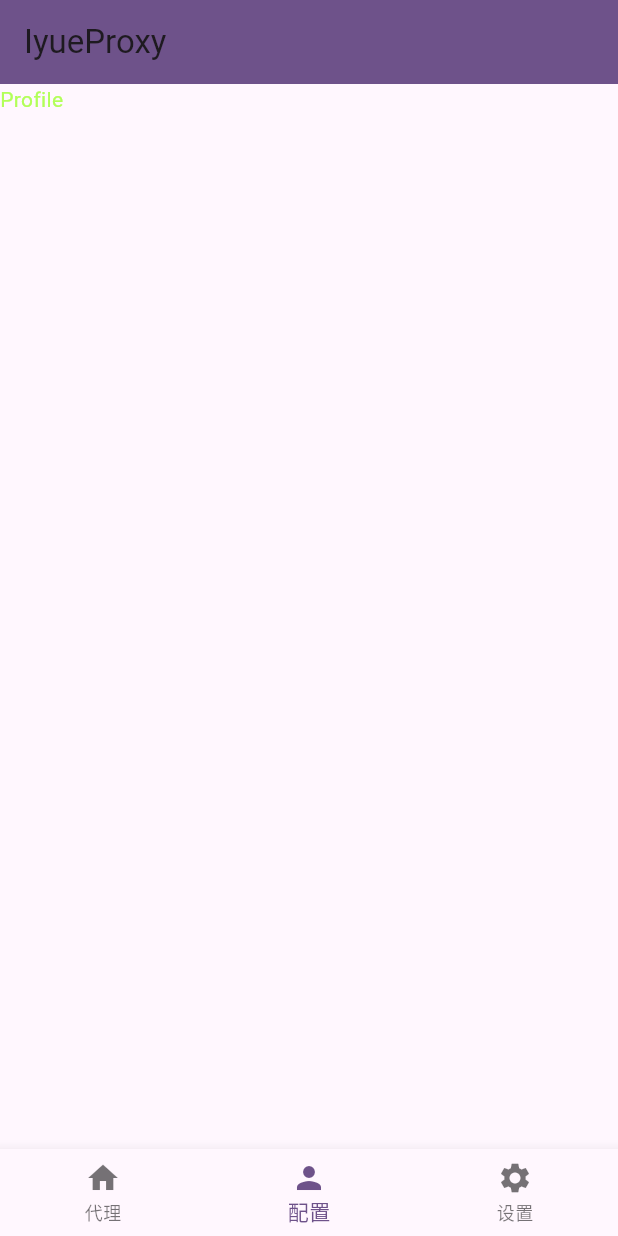
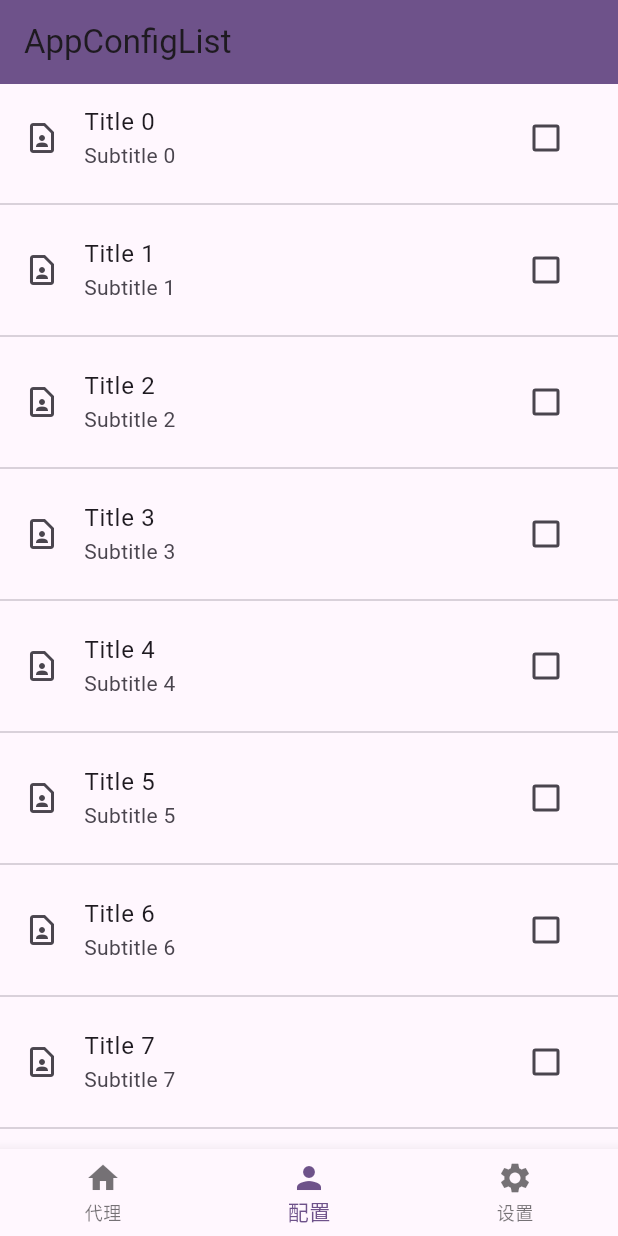
Before and after one commit to ys1231/appproxy, a Flutter app: the screen it shows after launch, item 2 of the bottom bar chosen, on a phone screen of 412 x 824 dp. Run offline on Flutter 3.47's test engine with Material 3 defaults, Android fonts, the phone set to English and light mode, and no system bars.

Commit message:
feat(ui): :lipstick: 更新配置为显示app列表

```diff
--- /dev/null
+++ b/lib/appconfig/appconfig.dart
@@ -0,0 +1,77 @@
+import 'package:flutter/foundation.dart';
+import 'package:flutter/material.dart';
+import 'package:flutter/services.dart';
+
+class AppConfigList extends StatefulWidget {
+  const AppConfigList({super.key, required this.onTitleChange});
+
+  final Function(String) onTitleChange;
+
+  @override
+  State<AppConfigList> createState() => _AppConfigState();
+}
+
+class _AppConfigState extends State<AppConfigList> {
+  final _itemCount = 100;
+  late List<bool> _selectedItems;
+
+  static const platform = MethodChannel('samples.flutter.dev/battery');
+
+  @override
+  void initState() {
+    super.initState();
+    _selectedItems = List.generate(_itemCount, (index) => false);
+  }
+
+  @override
+  Widget build(BuildContext context) {
+    WidgetsBinding.instance.addPostFrameCallback((_) {
+      //   在当前帧构建完成后，调用onTitleChange
+      widget.onTitleChange('AppConfigList');
+    });
+    return RefreshIndicator(
+      onRefresh: () {
+        return Future.delayed(const Duration(seconds: 1), () {
+          if (kDebugMode) {
+            print("onRefresh");
+          }
+        });
+      },
+      child: Scrollbar(
+        child: ListView.separated(
+            itemBuilder: (BuildContext context, int index) {
+              return ListTile(
+                // contentPadding: const EdgeInsets.only(left: 10.0),
+                leading: const Icon(Icons.contact_page_outlined),
+                title: Text("Title $index"),
+                subtitle: Text("Subtitle $index"),
+                trailing: Checkbox(
+                  value: _selectedItems[index],
+                  onChanged: (bool? newValue) {
+                    setState(() {
+                      _selectedItems[index] = newValue!;
+                    });
+                    // 如果需要，这里可以处理选中项的变化逻辑
+                    if (kDebugMode) {
+                      print("index:$index,newValue:$newValue");
+                    }
+                  },
+                ),
+                onTap: () {
+                  setState(() {
+                    _selectedItems[index] = !_selectedItems[index];
+                  });
+                  if (kDebugMode) {
+                    print("index:$index");
+                  }
+                },
+              );
+            },
+            separatorBuilder: (BuildContext context, int index) =>
+                const Divider(),
+            itemCount: _itemCount
+        ),
+      ),
+    );
+  }
+}
--- a/lib/main.dart
+++ b/lib/main.dart
@@ -1,6 +1,8 @@
 import 'package:appproxy/proxypage/proxylisthome.dart';
 import 'package:flutter/material.dart';
 import 'package:flutter/services.dart';
+
+import 'appconfig/appconfig.dart';
 
 void main() {
   runApp(const MyApp());
@@ -44,24 +46,43 @@ class BottomMenuPage extends StatefulWidget {
 
 class _BottomMenuPageState extends State<BottomMenuPage> {
   int _currentIndex = 0;
-  static const List<Widget> _children = <Widget>[
-    ProxyListHome(),
-    Text('Profile', style: TextStyle(color: Colors.lightGreenAccent)),
-    Text('Settings'),
-  ];
+  String _appBarTitle = 'IyueProxy';
+
+  void updateAppBarTitle(String title) {
+    setState(() {
+      // 更新AppBar的标题
+      _appBarTitle = title;
+    });
+  }
+
+  /// initState函数是在State对象被创建并插入到Widget树中时调用的。
+  /// 这个函数不接受任何参数，并且没有返回值。
+  /// 在这个函数中，我们可以进行一些初始化操作，比如设置状态栏颜色、初始化数据等。
+  @override
+  void initState() {
+    super.initState(); // 调用父类的initState方法
+
+    // 设置系统UI覆盖样式，主要是状态栏颜色
+    // SystemChrome.setSystemUIOverlayStyle(const SystemUiOverlayStyle(
+    //   statusBarColor: Colors.white, // 设置状态栏颜色为白色
+    // ));
+
+    // 初始化_children列表，包含首页、配置列表和设置页三个Widget
+    _children = <Widget>[
+      const ProxyListHome(), // 首页Widget
+      AppConfigList(onTitleChange: updateAppBarTitle), // 配置列表Widget，标题变化时更新AppBar标题
+      const Text('Settings'), // 设置页Widget
+    ];
+  }
+
+  late List<Widget> _children;
 
   @override
   Widget build(BuildContext context) {
-    SystemChrome.setSystemUIOverlayStyle(const SystemUiOverlayStyle(
-      statusBarColor: Colors.white,
-    ));
-
     return Scaffold(
       appBar: AppBar(
         backgroundColor: Theme.of(context).primaryColor,
-        title: const Text(
-          'IyueProxy',
-        ),
+        title: Text(_appBarTitle),
       ),
       body: _children[_currentIndex],
       bottomNavigationBar: BottomNavigationBar(
```
